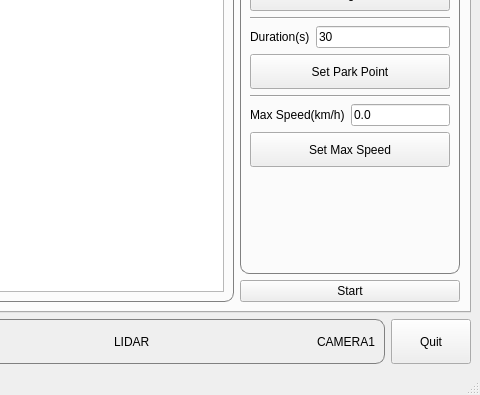
This is ui/main_window.ui in CastielLiu/av_console as Qt 5 draws it before an edit; both pictures show x 506 to 986 and y 253 to 648 of the 986 by 648 pixel window. The edited form follows.
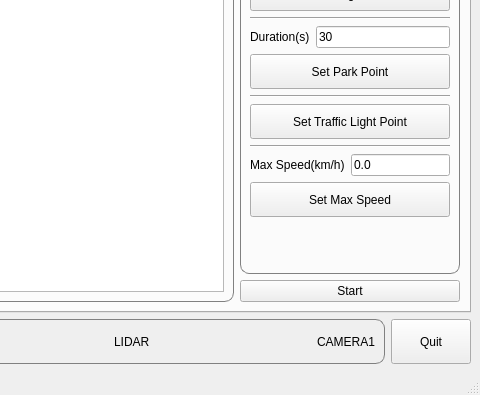
This is the edited form. The open tabs and pages were chosen to show the change. Icons and pictures are not drawn. Custom widgets are drawn as their Qt base class.

```diff
--- a/ui/main_window.ui
+++ b/ui/main_window.ui
@@ -813,6 +813,32 @@
                </property>
               </widget>
              </item>
+             <item>
+              <widget class="QPushButton" name="pushButton_setTrafficLightPoint">
+               <property name="minimumSize">
+                <size>
+                 <width>0</width>
+                 <height>35</height>
+                </size>
+               </property>
+               <property name="styleSheet">
+                <string notr="true">font: 10pt &quot;Sans Serif&quot;;</string>
+               </property>
+               <property name="text">
+                <string>Set Traffic Light Point</string>
+               </property>
+               <property name="checkable">
+                <bool>false</bool>
+               </property>
+              </widget>
+             </item>
+             <item>
+              <widget class="Line" name="line_9">
+               <property name="orientation">
+                <enum>Qt::Horizontal</enum>
+               </property>
+              </widget>
+             </item>
              <item>
               <layout class="QHBoxLayout" name="horizontalLayout_25">
                <item>
```
Left out of the diff: 6 changed lines with no effect on the pictures.
